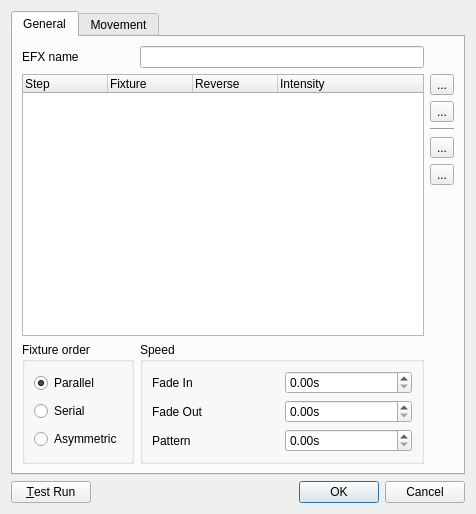
This is trunk/ui/src/efxeditor.ui in Bondzio/qlc as Qt 5 draws it before an edit. The edited form follows.
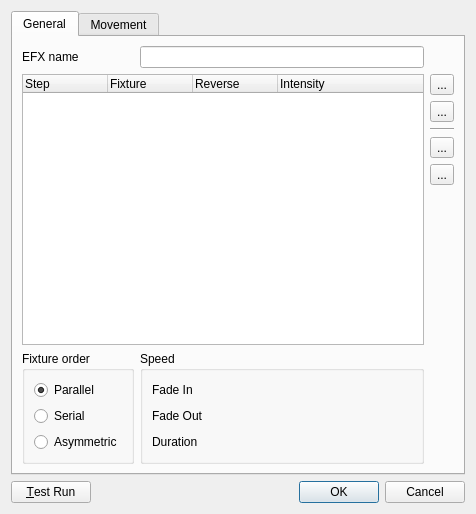
This is the edited form. Icons and pictures are not drawn.

```diff
--- a/trunk/ui/src/efxeditor.ui
+++ b/trunk/ui/src/efxeditor.ui
@@ -238,19 +238,6 @@
             </property>
            </widget>
           </item>
-          <item row="0" column="1">
-           <widget class="QDoubleSpinBox" name="m_fadeInSpin">
-            <property name="suffix">
-             <string>s</string>
-            </property>
-            <property name="maximum">
-             <double>999999.989999999990687</double>
-            </property>
-            <property name="singleStep">
-             <double>0.100000000000000</double>
-            </property>
-           </widget>
-          </item>
           <item row="1" column="0">
            <widget class="QLabel" name="label_2">
             <property name="text">
@@ -258,41 +245,21 @@
             </property>
            </widget>
           </item>
-          <item row="1" column="1">
-           <widget class="QDoubleSpinBox" name="m_fadeOutSpin">
-            <property name="suffix">
-             <string>s</string>
-            </property>
-            <property name="maximum">
-             <double>999999.989999999990687</double>
-            </property>
-            <property name="singleStep">
-             <double>0.100000000000000</double>
-            </property>
-           </widget>
-          </item>
           <item row="2" column="0">
            <widget class="QLabel" name="label_4">
             <property name="text">
-             <string>Pattern</string>
+             <string>Duration</string>
             </property>
            </widget>
           </item>
+          <item row="0" column="1">
+           <widget class="QWidget" name="m_fadeInContainer" native="true"/>
+          </item>
+          <item row="1" column="1">
+           <widget class="QWidget" name="m_fadeOutContainer" native="true"/>
+          </item>
           <item row="2" column="1">
-           <widget class="QDoubleSpinBox" name="m_patternSpin">
-            <property name="suffix">
-             <string>s</string>
-            </property>
-            <property name="maximum">
-             <double>999999.989999999990687</double>
-            </property>
-            <property name="singleStep">
-             <double>0.100000000000000</double>
-            </property>
-            <property name="value">
-             <double>0.000000000000000</double>
-            </property>
-           </widget>
+           <widget class="QWidget" name="m_durationContainer" native="true"/>
           </item>
          </layout>
         </widget>
```
